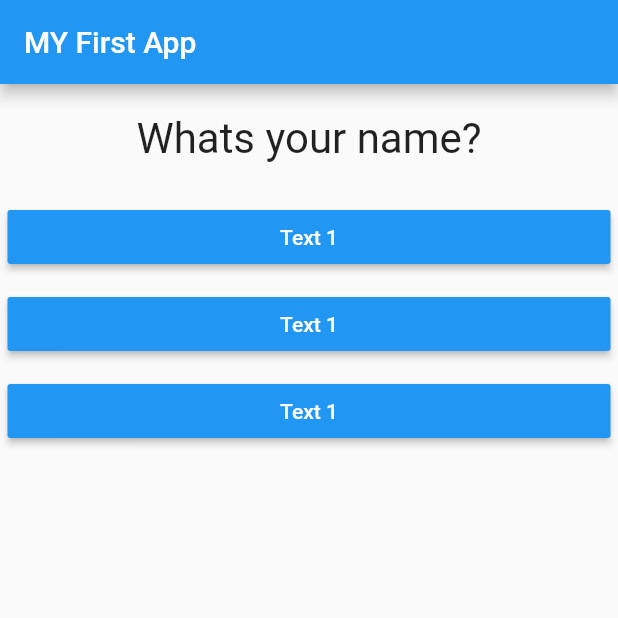
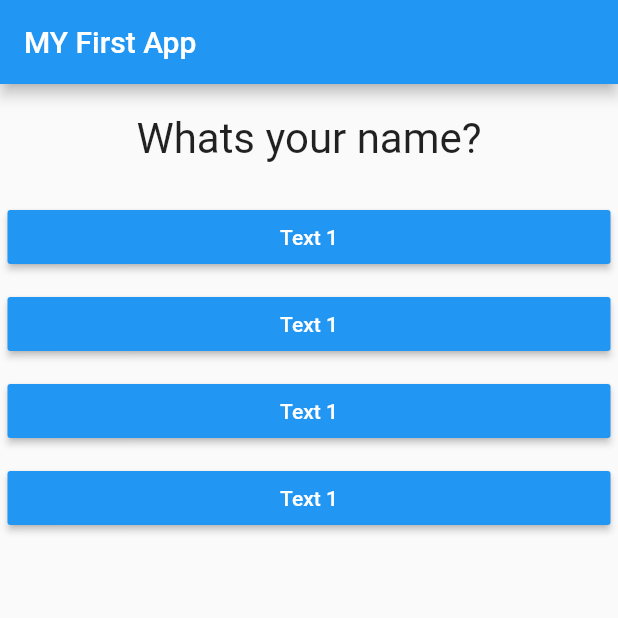
Before and after one commit to singhkunal2050/DemoFlutterApp, a Flutter app: the screen it shows after launch, on a phone screen of 412 x 824 dp, the top half of it. Run offline on Flutter 3.47's test engine with Material 2 defaults, Android fonts, the phone set to English and light mode, and no system bars; missing offline and left inert: dart:ffi.

Commit message:
without map

```diff
--- a/lib/main.dart
+++ b/lib/main.dart
@@ -41,9 +41,18 @@ class _MyAppState extends State<_MyApp> {
   @override // decorator which tells that we are overriding a class (syntactical sugar)
   Widget build(BuildContext ctx) {
     var questions = [
-      "Whats your name?",
-      "Whats your age?",
-      "Whats your number?",
+      {
+        "questionText" : "Whats your name?",
+        "answers" : ['Kunal' , 'Aman' , 'Abhi' , 'indra'],
+      },
+      {
+        "questionText" : "Whats your age?",
+        "answers" : ['15' , '18' , '22' , '25'],
+      },
+      {
+        "questionText" : "Whats your number?",
+        "answers" : ['12345' , '54321' , '25874' , '15975'],
+      }
     ];
     return MaterialApp(
       home: Scaffold(
@@ -52,10 +61,16 @@ class _MyAppState extends State<_MyApp> {
         ),
         body: Column(
           children: [
-            Question(questions[_qIndex]),
+            Question(questions[_qIndex]['questionText']),
             Answer(_answerQuestion),
             Answer(_answerQuestion),
             Answer(_answerQuestion),
+            Answer(_answerQuestion),
+            // OR
+
+            // questions.map((question) {})
+
+
           ],
         ),
       ),
```
